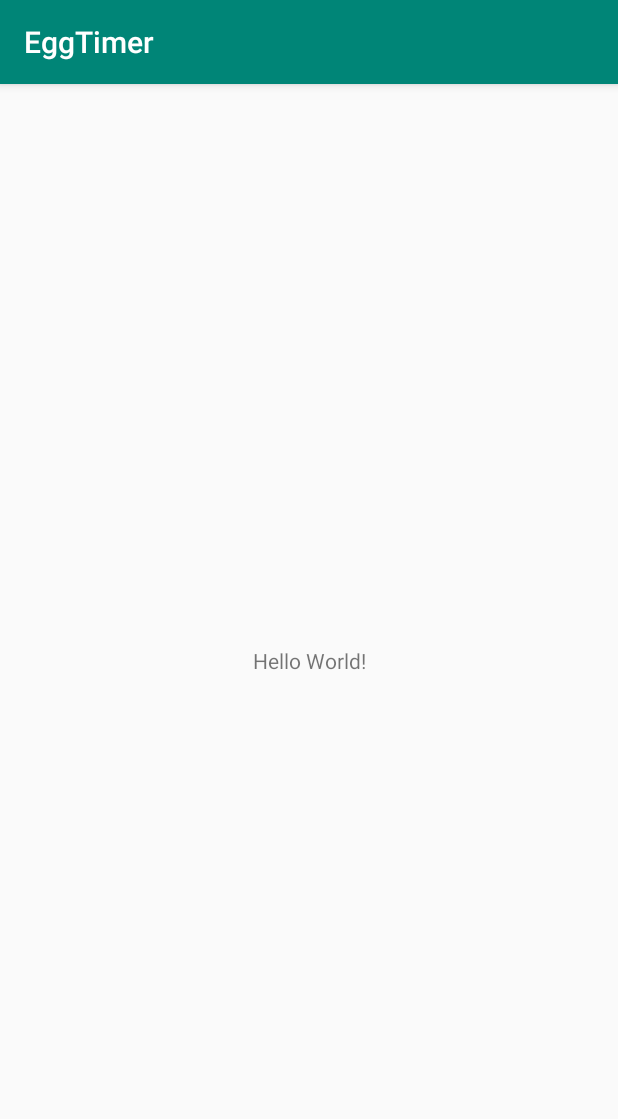
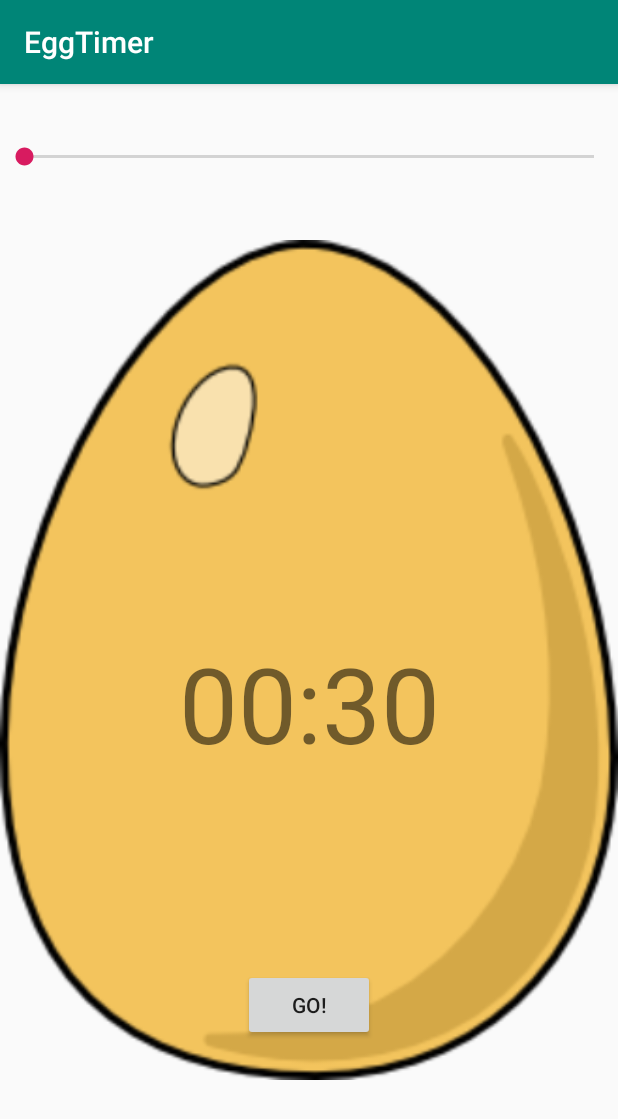
Before and after one commit to vartoksoma/EggTimer, an Android app: the screen it shows after launch (MainActivity), on a phone screen of 412 x 824 dp. Shown: the top 1119 px of the screen. Run offline under Robolectric (Android 15) with nearby library versions, the light colour scheme and no system bars; 4 statements that could not run were skipped.

Commit message:
added seekbar, and changing the value, start button

```diff
--- a/app/src/main/res/layout/activity_main.xml
+++ b/app/src/main/res/layout/activity_main.xml
@@ -6,13 +6,50 @@
     android:layout_height="match_parent"
     tools:context=".MainActivity">
 
+    <SeekBar
+        android:id="@+id/timerSeekBar"
+        android:layout_width="match_parent"
+        android:layout_height="wrap_content"
+        android:layout_marginTop="39dp"
+        app:layout_constraintTop_toTopOf="parent"
+        tools:layout_editor_absoluteX="184dp" />
+
+    <ImageView
+        android:id="@+id/eggImageView"
+        android:layout_width="match_parent"
+        android:layout_height="match_parent"
+        app:layout_constraintTop_toBottomOf="@+id/timerSeekBar"
+        app:srcCompat="@drawable/egg"
+        tools:layout_editor_absoluteX="141dp" />
+
     <TextView
+        android:id="@+id/timerTextView"
         android:layout_width="wrap_content"
         android:layout_height="wrap_content"
-        android:text="Hello World!"
+        android:layout_marginStart="8dp"
+        android:layout_marginTop="8dp"
+        android:layout_marginEnd="8dp"
+        android:layout_marginBottom="8dp"
+        android:text="00:30"
+        android:textSize="70sp"
         app:layout_constraintBottom_toBottomOf="parent"
-        app:layout_constraintLeft_toLeftOf="parent"
-        app:layout_constraintRight_toRightOf="parent"
-        app:layout_constraintTop_toTopOf="parent" />
+        app:layout_constraintEnd_toEndOf="parent"
+        app:layout_constraintStart_toStartOf="parent"
+        app:layout_constraintTop_toBottomOf="@+id/timerSeekBar" />
+
+    <Button
+        android:id="@+id/goButton"
+        android:layout_width="wrap_content"
+        android:layout_height="wrap_content"
+        android:layout_marginStart="8dp"
+        android:layout_marginTop="8dp"
+        android:layout_marginEnd="8dp"
+        android:layout_marginBottom="8dp"
+        android:onClick="count"
+        android:text="Go!"
+        app:layout_constraintBottom_toBottomOf="parent"
+        app:layout_constraintEnd_toEndOf="parent"
+        app:layout_constraintStart_toStartOf="parent"
+        app:layout_constraintTop_toBottomOf="@+id/timerTextView" />
 
 </android.support.constraint.ConstraintLayout>
```
Also changed, not shown: app/src/main/java/com/somavartok/eggtimer/MainActivity.java (+61 -0 lines), app/src/main/res/drawable/egg.png (added), 1 other file.
